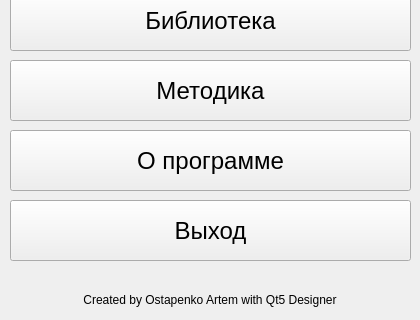
This is UIs/MainWindow.ui in Krahjotdaan/LearningPoem as Qt 5 draws it before an edit; both pictures show x 0 to 420 and y 380 to 700 of the 420 by 700 pixel window. The edited form follows.
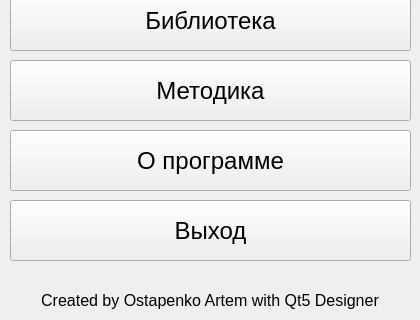
This is the edited form.

Commit message: Style: added logo layout to MainWindow

What changed in the file:
```diff
--- a/UIs/MainWindow.ui
+++ b/UIs/MainWindow.ui
@@ -23,6 +23,11 @@
       <height>20</height>
      </rect>
     </property>
+    <property name="font">
+     <font>
+      <pointsize>12</pointsize>
+     </font>
+    </property>
     <property name="text">
      <string>Created by Ostapenko Artem with Qt5 Designer</string>
     </property>
```
Left out of the diff: 11 changed lines with no effect on the pictures.
